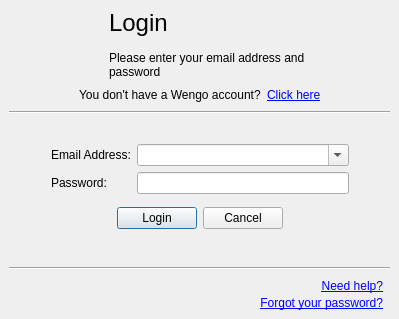
First picture: the form in wengophone/src/presentation/qt/login/LoginWindow.ui, repository tkrotoff/WengoPhone, before the edit.
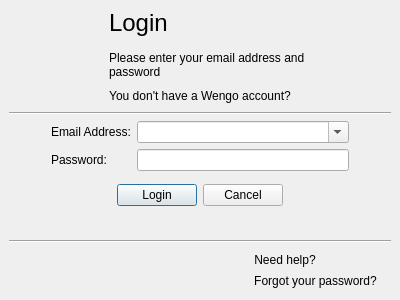
Second picture: the form after the edit. Icons and pictures are not drawn.

Commit message: - ProfileDetails.ui simplified - Replace QLabel by QToolButton when possible - Other minor modifications

Patch:
```diff
--- a/wengophone/src/presentation/qt/login/LoginWindow.ui
+++ b/wengophone/src/presentation/qt/login/LoginWindow.ui
@@ -8,8 +8,8 @@
    <rect>
     <x>0</x>
     <y>0</y>
-    <width>399</width>
-    <height>319</height>
+    <width>400</width>
+    <height>300</height>
    </rect>
   </property>
   <property name="windowTitle" >
@@ -297,7 +297,7 @@
      </property>
     </widget>
    </item>
-   <item row="8" column="0" >
+   <item row="7" column="0" >
     <layout class="QGridLayout" >
      <property name="margin" >
       <number>0</number>
@@ -306,34 +306,25 @@
       <number>0</number>
      </property>
      <item row="1" column="1" >
-      <widget class="QLabel" name="forgotPasswordLabel" >
-       <property name="cursor" >
-        <cursor>13</cursor>
-       </property>
+      <widget class="QToolButton" name="forgotPasswordButton" >
        <property name="text" >
-        <string>&lt;span style=" text-decoration: underline; color:#0000ff;">Forgot your password?&lt;/span></string>
+        <string>Forgot your password?</string>
        </property>
-       <property name="alignment" >
-        <set>Qt::AlignRight|Qt::AlignTrailing|Qt::AlignVCenter</set>
+       <property name="autoRaise" >
+        <bool>true</bool>
        </property>
       </widget>
      </item>
      <item row="0" column="1" >
-      <widget class="QLabel" name="helpLabel" >
-       <property name="cursor" >
-        <cursor>13</cursor>
-       </property>
+      <widget class="QToolButton" name="helpButton" >
        <property name="layoutDirection" >
         <enum>Qt::LeftToRight</enum>
        </property>
        <property name="text" >
-        <string>&lt;span style=" text-decoration: underline; color:#0000ff;">Need help?&lt;/span></string>
+        <string>Need help?</string>
        </property>
-       <property name="textFormat" >
-        <enum>Qt::AutoText</enum>
-       </property>
-       <property name="alignment" >
-        <set>Qt::AlignRight|Qt::AlignTrailing|Qt::AlignVCenter</set>
+       <property name="autoRaise" >
+        <bool>true</bool>
        </property>
       </widget>
      </item>
@@ -369,7 +360,7 @@
      </property>
     </widget>
    </item>
-   <item row="4" column="0" >
+   <item row="3" column="0" >
     <layout class="QGridLayout" >
      <property name="margin" >
       <number>0</number>
@@ -457,83 +448,14 @@
      </item>
     </layout>
    </item>
-   <item row="1" column="0" >
-    <layout class="QGridLayout" >
-     <property name="margin" >
-      <number>0</number>
-     </property>
-     <property name="spacing" >
-      <number>6</number>
-     </property>
-     <item row="0" column="2" >
-      <widget class="QLabel" name="linkWengoAccountLabel" >
-       <property name="cursor" >
-        <cursor>13</cursor>
-       </property>
-       <property name="text" >
-        <string>&lt;span style=" text-decoration: underline; color:#0000ff;">Click here&lt;/span></string>
-       </property>
-      </widget>
-     </item>
-     <item row="0" column="1" >
-      <widget class="QLabel" name="label" >
-       <property name="text" >
-        <string>You don't have a Wengo account?</string>
-       </property>
-       <property name="textFormat" >
-        <enum>Qt::PlainText</enum>
-       </property>
-      </widget>
-     </item>
-     <item row="0" column="0" >
-      <spacer>
-       <property name="orientation" >
-        <enum>Qt::Horizontal</enum>
-       </property>
-       <property name="sizeHint" >
-        <size>
-         <width>40</width>
-         <height>20</height>
-        </size>
-       </property>
-      </spacer>
-     </item>
-     <item row="0" column="3" >
-      <spacer>
-       <property name="orientation" >
-        <enum>Qt::Horizontal</enum>
-       </property>
-       <property name="sizeHint" >
-        <size>
-         <width>40</width>
-         <height>20</height>
-        </size>
-       </property>
-      </spacer>
-     </item>
-    </layout>
-   </item>
-   <item row="7" column="0" >
+   <item row="6" column="0" >
     <widget class="Line" name="line_2" >
      <property name="orientation" >
       <enum>Qt::Horizontal</enum>
      </property>
     </widget>
    </item>
-   <item row="3" column="0" >
-    <spacer>
-     <property name="orientation" >
-      <enum>Qt::Vertical</enum>
-     </property>
-     <property name="sizeHint" >
-      <size>
-       <width>20</width>
-       <height>40</height>
-      </size>
-     </property>
-    </spacer>
-   </item>
-   <item row="5" column="0" >
+   <item row="4" column="0" >
     <layout class="QHBoxLayout" >
      <property name="margin" >
       <number>0</number>
@@ -589,19 +511,65 @@
      </item>
     </layout>
    </item>
-   <item row="6" column="0" >
+   <item row="5" column="0" >
     <spacer>
      <property name="orientation" >
       <enum>Qt::Vertical</enum>
      </property>
      <property name="sizeHint" >
       <size>
-       <width>20</width>
-       <height>40</height>
+       <width>381</width>
+       <height>16</height>
       </size>
      </property>
     </spacer>
    </item>
+   <item row="1" column="0" >
+    <layout class="QGridLayout" >
+     <property name="margin" >
+      <number>0</number>
+     </property>
+     <property name="spacing" >
+      <number>6</number>
+     </property>
+     <item row="0" column="0" >
+      <spacer>
+       <property name="orientation" >
+        <enum>Qt::Horizontal</enum>
+       </property>
+       <property name="sizeHint" >
+        <size>
+         <width>86</width>
+         <height>20</height>
+        </size>
+       </property>
+      </spacer>
+     </item>
+     <item row="0" column="2" >
+      <spacer>
+       <property name="orientation" >
+        <enum>Qt::Horizontal</enum>
+       </property>
+       <property name="sizeHint" >
+        <size>
+         <width>85</width>
+         <height>20</height>
+        </size>
+       </property>
+      </spacer>
+     </item>
+     <item row="0" column="1" >
+      <widget class="QToolButton" name="createWengoAccountButton" >
+       <property name="text" >
+        <string>You don't have a Wengo account?</string>
+       </property>
+       <property name="autoRaise" >
+        <bool>true</bool>
+       </property>
+      </widget>
+     </item>
+    </layout>
+   </item>
   </layout>
  </widget>
  <pixmapfunction></pixmapfunction>
```
The commit also changes 40 other files.
